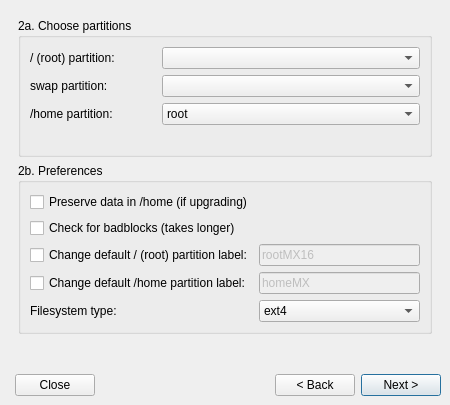
Above: meinstall.ui from antiX-Linux/mx-installer before the change. Below: the same form after it.
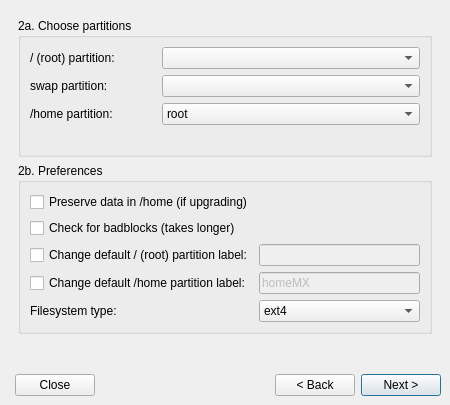
That is the form after the change.

Commit message: generalize names for root partition and GRUB installation

```diff
--- a/meinstall.ui
+++ b/meinstall.ui
@@ -593,7 +593,7 @@
              <bool>false</bool>
             </property>
             <property name="text">
-             <string notr="true">rootMX16</string>
+             <string notr="true"/>
             </property>
             <property name="maxLength">
              <number>16</number>
```
The commit also changes 2 other files.
